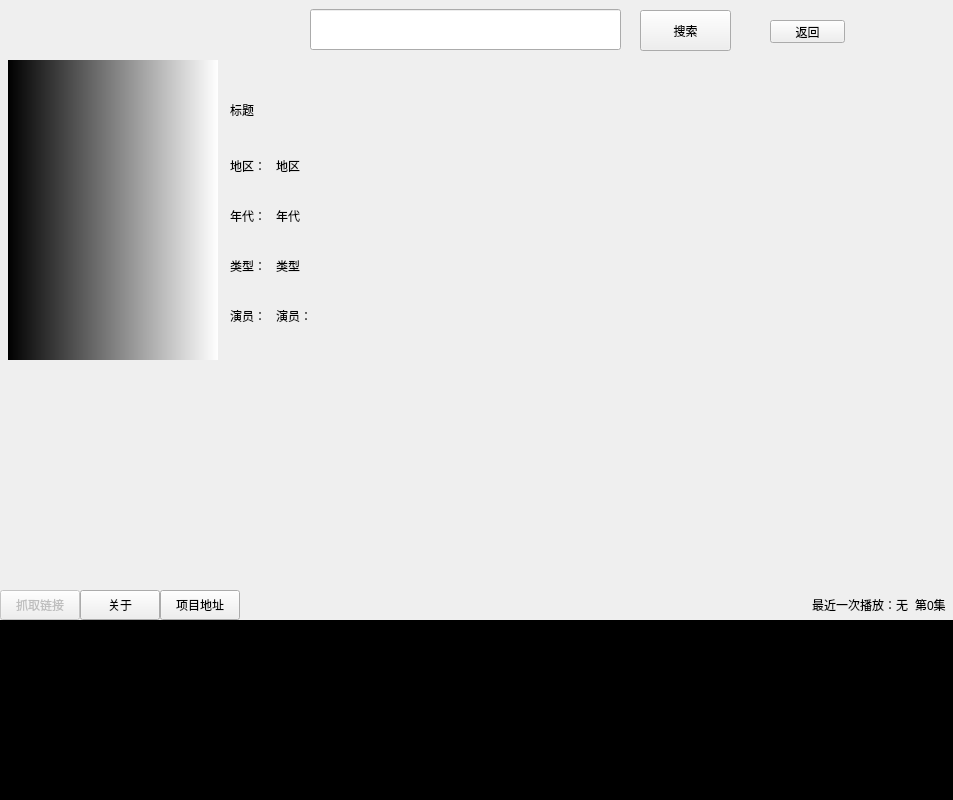
Old version of the form ui/ui_designer/ui_file/forms/ui_form_mainForm.ui in the repository tanyiqu/AnimeArtifactPro.
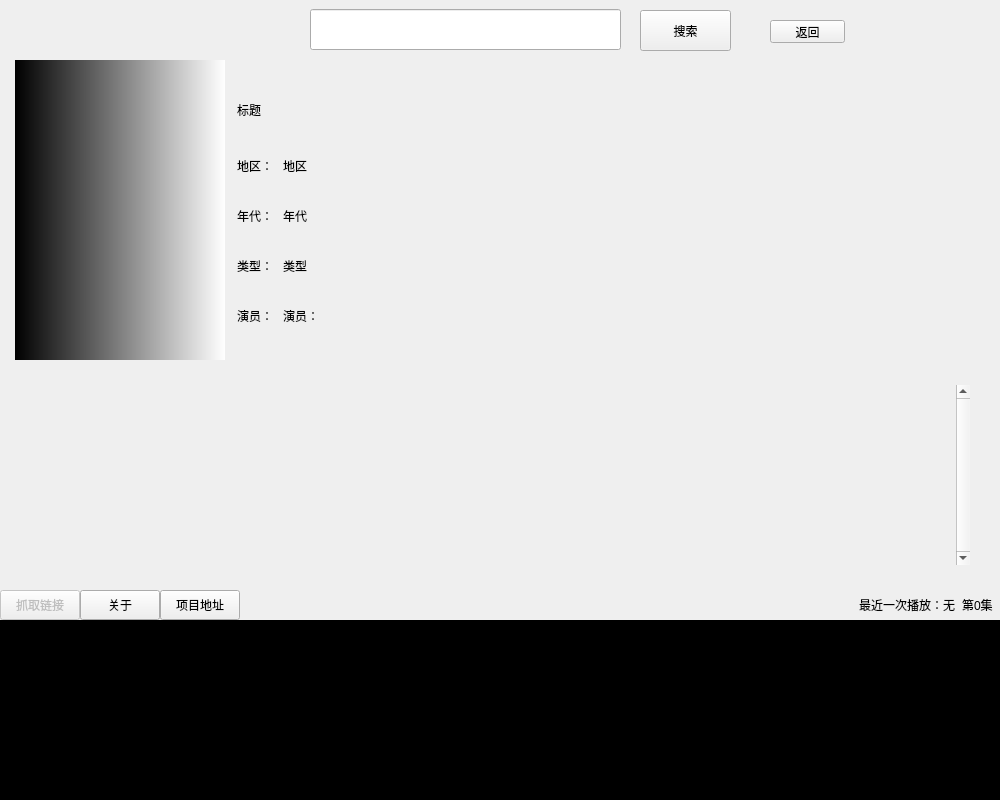
New version of the form.

```diff
--- a/ui/ui_designer/ui_file/forms/ui_form_mainForm.ui
+++ b/ui/ui_designer/ui_file/forms/ui_form_mainForm.ui
@@ -6,7 +6,7 @@
    <rect>
     <x>0</x>
     <y>0</y>
-    <width>953</width>
+    <width>1000</width>
     <height>800</height>
    </rect>
   </property>
@@ -337,13 +337,13 @@
            <widget class="QLabel" name="label_3">
             <property name="minimumSize">
              <size>
-              <width>8</width>
+              <width>15</width>
               <height>0</height>
              </size>
             </property>
             <property name="maximumSize">
              <size>
-              <width>8</width>
+              <width>15</width>
               <height>16777215</height>
              </size>
             </property>
@@ -360,6 +360,47 @@
          <property name="styleSheet">
           <string notr="true"/>
          </property>
+         <layout class="QVBoxLayout" name="verticalLayout">
+          <property name="leftMargin">
+           <number>30</number>
+          </property>
+          <property name="topMargin">
+           <number>25</number>
+          </property>
+          <property name="rightMargin">
+           <number>30</number>
+          </property>
+          <property name="bottomMargin">
+           <number>25</number>
+          </property>
+          <item>
+           <widget class="QScrollArea" name="scrollArea_2">
+            <property name="frameShape">
+             <enum>QFrame::NoFrame</enum>
+            </property>
+            <property name="verticalScrollBarPolicy">
+             <enum>Qt::ScrollBarAlwaysOn</enum>
+            </property>
+            <property name="horizontalScrollBarPolicy">
+             <enum>Qt::ScrollBarAlwaysOff</enum>
+            </property>
+            <property name="widgetResizable">
+             <bool>true</bool>
+            </property>
+            <widget class="QWidget" name="scrollBtns">
+             <property name="geometry">
+              <rect>
+               <x>0</x>
+               <y>0</y>
+               <width>923</width>
+               <height>180</height>
+              </rect>
+             </property>
+             <layout class="QGridLayout" name="gridBtns"/>
+            </widget>
+           </widget>
+          </item>
+         </layout>
         </widget>
        </item>
       </layout>
```
Left out of the diff: 4 changed lines with no effect on the pictures.
